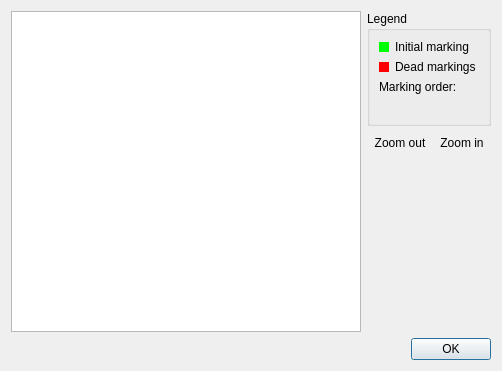
Above: plugins/coveragegraph/coveragegraph.ui from zettdaymond/opulus before the change. Below: the same form after it.
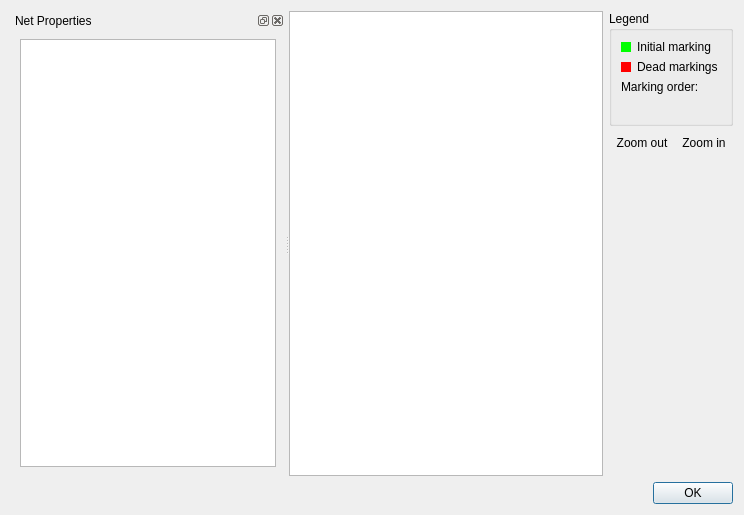
That is the form after the change. Icons and pictures are not drawn.

Commit message: Net-stability analysis implementation.

```diff
--- a/plugins/coveragegraph/coveragegraph.ui
+++ b/plugins/coveragegraph/coveragegraph.ui
@@ -1,44 +1,33 @@
 <ui version="4.0" >
  <class>CovarageGraph</class>
- <widget class="QDialog" name="CovarageGraph" >
-  <property name="geometry" >
+ <widget class="QDialog" name="CovarageGraph">
+  <property name="geometry">
    <rect>
     <x>0</x>
     <y>0</y>
-    <width>502</width>
-    <height>371</height>
+    <width>744</width>
+    <height>515</height>
    </rect>
   </property>
   <property name="windowTitle" >
    <string>Coverage Graph</string>
   </property>
-  <layout class="QVBoxLayout" >
+  <layout class="QGridLayout" name="gridLayout_2">
+   <item row="0" column="0">
+    <layout class="QGridLayout" name="gridLayout_3">
+     <item row="0" column="0">
+      <layout class="QGridLayout" name="gridLayout">
+       <item row="0" column="1">
+        <layout class="QVBoxLayout">
    <item>
-    <layout class="QHBoxLayout" >
-     <item>
-      <widget class="QGraphicsView" name="view" >
-       <property name="sizePolicy" >
-        <sizepolicy vsizetype="Expanding" hsizetype="Expanding" >
-         <horstretch>3</horstretch>
-         <verstretch>0</verstretch>
-        </sizepolicy>
-       </property>
-       <property name="renderHints" >
-        <set>QPainter::Antialiasing|QPainter::HighQualityAntialiasing|QPainter::SmoothPixmapTransform</set>
-       </property>
-      </widget>
-     </item>
-     <item>
-      <layout class="QVBoxLayout" >
-       <item>
-        <widget class="QGroupBox" name="groupBox" >
-         <property name="title" >
+          <widget class="QGroupBox" name="groupBox">
+           <property name="title">
           <string>Legend</string>
          </property>
-         <layout class="QGridLayout" >
-          <item row="0" column="0" >
-           <widget class="QLabel" name="label_7" >
-            <property name="maximumSize" >
+           <layout class="QGridLayout">
+            <item row="0" column="0">
+             <widget class="QLabel" name="label_7">
+              <property name="maximumSize">
              <size>
               <width>10</width>
               <height>10</height>
@@ -116,16 +105,16 @@
             </property>
            </widget>
           </item>
-          <item row="0" column="1" >
-           <widget class="QLabel" name="label_2" >
-            <property name="text" >
+            <item row="0" column="1">
+             <widget class="QLabel" name="label_2">
+              <property name="text">
              <string>Initial marking</string>
             </property>
            </widget>
           </item>
-          <item row="1" column="0" >
-           <widget class="QLabel" name="label_8" >
-            <property name="maximumSize" >
+            <item row="1" column="0">
+             <widget class="QLabel" name="label_8">
+              <property name="maximumSize">
              <size>
               <width>10</width>
               <height>10</height>
@@ -203,34 +192,34 @@
             </property>
            </widget>
           </item>
-          <item row="1" column="1" >
-           <widget class="QLabel" name="label_3" >
-            <property name="text" >
+            <item row="1" column="1">
+             <widget class="QLabel" name="label_3">
+              <property name="text">
              <string>Dead markings</string>
             </property>
            </widget>
           </item>
-          <item row="2" column="0" colspan="2" >
-           <widget class="QLabel" name="label_4" >
-            <property name="text" >
+            <item row="2" column="0" colspan="2">
+             <widget class="QLabel" name="label_4">
+              <property name="text">
              <string>Marking order:</string>
             </property>
            </widget>
           </item>
-          <item row="3" column="0" colspan="2" >
-           <widget class="QLabel" name="markingOrder" />
+            <item row="3" column="0" colspan="2">
+             <widget class="QLabel" name="markingOrder"/>
           </item>
          </layout>
         </widget>
        </item>
        <item>
-        <layout class="QHBoxLayout" >
-         <property name="spacing" >
+          <layout class="QHBoxLayout">
+           <property name="spacing">
           <number>0</number>
          </property>
          <item>
-          <widget class="QToolButton" name="zoomOut" >
-           <property name="text" >
+            <widget class="QToolButton" name="zoomOut">
+             <property name="text">
             <string>Zoom out</string>
            </property>
            <property name="icon" >
@@ -245,8 +234,8 @@
           </widget>
          </item>
          <item>
-          <widget class="QToolButton" name="zoomIn" >
-           <property name="text" >
+            <widget class="QToolButton" name="zoomIn">
+             <property name="text">
             <string>Zoom in</string>
            </property>
            <property name="icon" >
@@ -277,16 +266,61 @@
        </item>
       </layout>
      </item>
-    </layout>
-   </item>
-   <item>
-    <widget class="QDialogButtonBox" name="buttonBox" >
-     <property name="standardButtons" >
+       <item row="0" column="0">
+        <widget class="QSplitter" name="splitter">
+         <property name="orientation">
+          <enum>Qt::Horizontal</enum>
+         </property>
+         <widget class="QDockWidget" name="dockWidget">
+          <property name="acceptDrops">
+           <bool>false</bool>
+          </property>
+          <property name="windowTitle">
+           <string>Net Properties</string>
+          </property>
+          <widget class="QWidget" name="dockWidgetContents_3">
+           <property name="autoFillBackground">
+            <bool>false</bool>
+           </property>
+           <layout class="QGridLayout" name="gridLayout_4">
+            <item row="0" column="0">
+             <widget class="QTextEdit" name="textEdit">
+              <property name="readOnly">
+               <bool>true</bool>
+              </property>
+             </widget>
+            </item>
+           </layout>
+           <zorder>textEdit</zorder>
+           <zorder>textEdit</zorder>
+           <zorder>textEdit</zorder>
+          </widget>
+         </widget>
+         <widget class="QGraphicsView" name="view">
+          <property name="sizePolicy">
+           <sizepolicy hsizetype="Expanding" vsizetype="Expanding">
+            <horstretch>3</horstretch>
+            <verstretch>0</verstretch>
+           </sizepolicy>
+          </property>
+          <property name="renderHints">
+           <set>QPainter::Antialiasing|QPainter::HighQualityAntialiasing|QPainter::SmoothPixmapTransform</set>
+          </property>
+         </widget>
+        </widget>
+       </item>
+      </layout>
+     </item>
+     <item row="1" column="0">
+      <widget class="QDialogButtonBox" name="buttonBox">
+       <property name="standardButtons">
       <set>QDialogButtonBox::Ok</set>
      </property>
     </widget>
    </item>
   </layout>
+   </item>
+  </layout>
  </widget>
  <resources>
   <include location="../../gui/gui.qrc" />
```
Left out of the diff: 125 changed lines with no effect on the pictures. Lines whose indentation alone changed are shown as unchanged. The commit also changes 2 other files.
